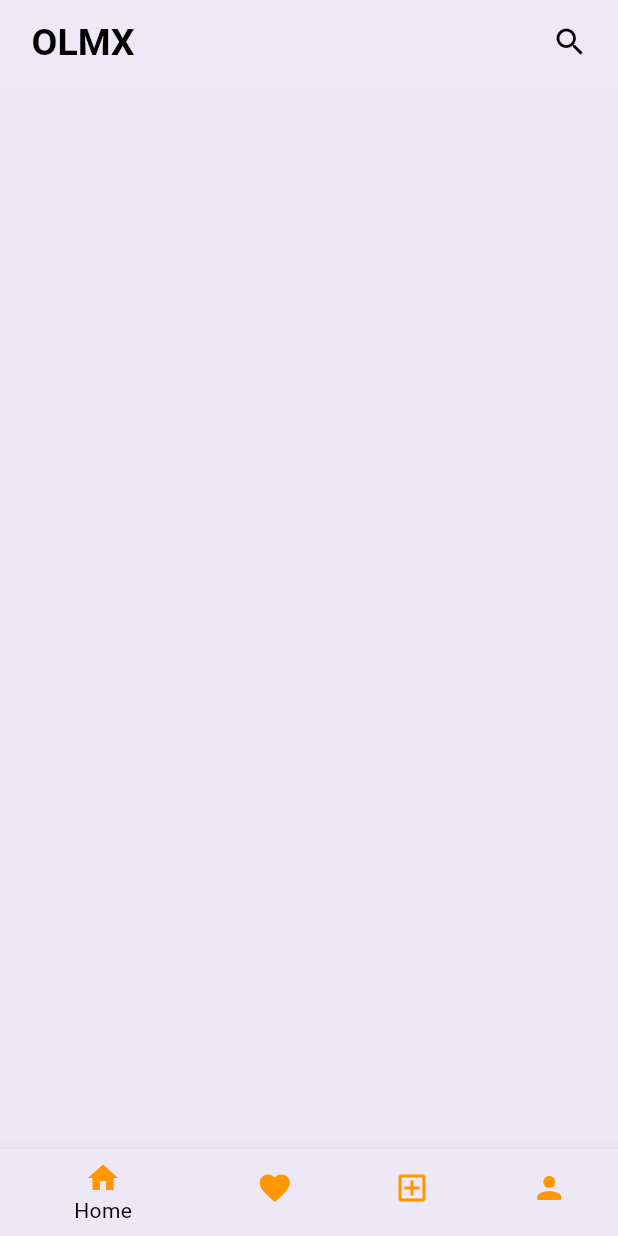
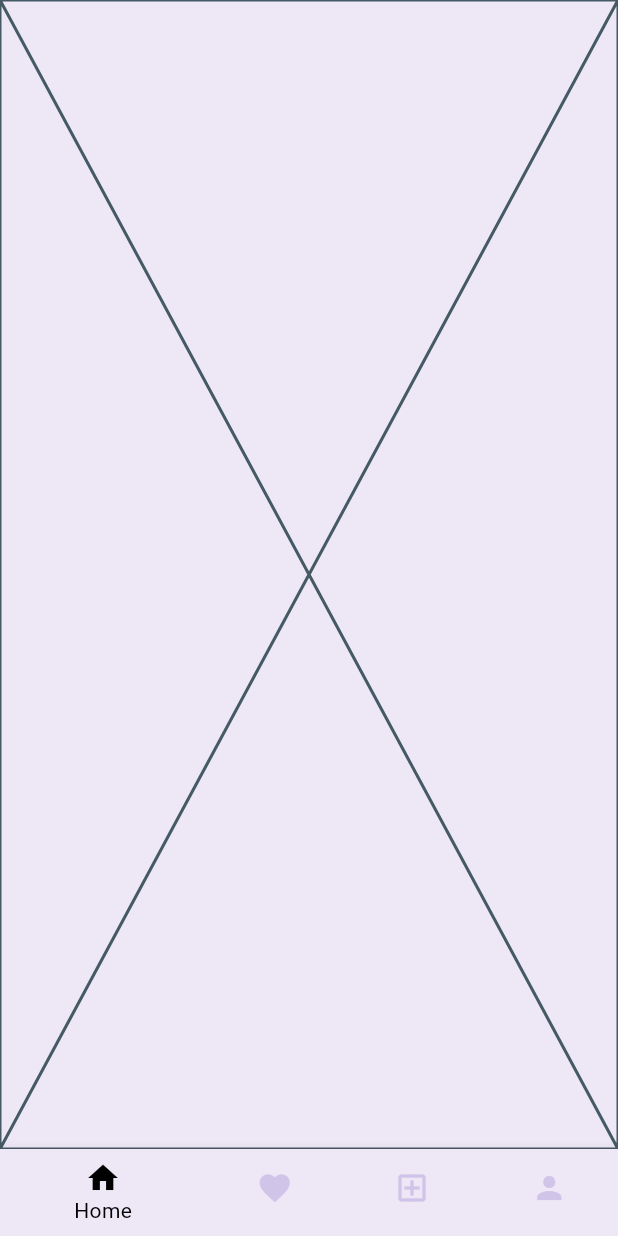
Before and after one commit to dewa0089/olxm_project, a Flutter app: the screen it shows after launch, on a phone screen of 412 x 824 dp. Run offline on Flutter 3.47's test engine with Material 3 defaults, Android fonts, the phone set to English and light mode, and no system bars; our stand-ins replace firebase_core; accounts and stored records are empty.

Commit message:
push perbaikan

```diff
--- a/lib/main.dart
+++ b/lib/main.dart
@@ -1,8 +1,9 @@
 import 'package:flutter/material.dart';
-import 'package:flutter_application_1/screen/favorite_screen.dart';
-import 'package:flutter_application_1/screen/home_screen.dart';
-import 'package:flutter_application_1/screen/profile__screen.dart';
-import 'package:flutter_application_1/screen/sign_in_screen.dart';
+import 'package:olmx_project/screen/favorite_screen.dart';
+import 'package:olmx_project/screen/home_screen.dart';
+import 'package:olmx_project/screen/profile_screen.dart';
+import 'package:olmx_project/screen/sign_in_screen.dart';
+import 'package:olmx_project/screen/sign_up_screen.dart';
 
 void main() {
   runApp(const MyApp());
@@ -38,7 +39,7 @@
       routes: {
         '/homescreen': (context) => const HomeScreen(),
         '/favorite': (context) => FavoriteScreen(),
-        '/signin': (context) => SignUpScreen(),
+        '/signin': (context) => SignInScreen(),
         '/signup': (context) => SignUpScreen(),
       },
     );
@@ -86,21 +87,18 @@
                 BottomNavigationBarItem(
                   icon: Icon(
                     Icons.home,
-                    color: Colors.orange,
                   ),
                   label: 'Home',
                 ),
                 BottomNavigationBarItem(
                   icon: Icon(
                     Icons.favorite,
-                    color: Colors.orange,
                   ),
                   label: 'Favorite',
                 ),
                 BottomNavigationBarItem(
                   icon: Icon(
                     Icons.add_box_outlined,
-                    color: Colors.orange,
                   ),
                   label: 'Posting',
                 ),
@@ -108,7 +106,6 @@
                 BottomNavigationBarItem(
                   icon: Icon(
                     Icons.person,
-                    color: Colors.orange,
                   ),
                   label: 'Profile',
                 )
--- a/lib/screen/favorite_screen.dart
+++ b/lib/screen/favorite_screen.dart
@@ -1,13 +1,13 @@
-import 'package:flutter/widgets.dart';
+import 'package:flutter/material.dart';
 
 class FavoriteScreen extends StatefulWidget {
   const FavoriteScreen({super.key});
 
   @override
-  State<FavoriteScreen> createState() => _MyWidgetState();
+  State<FavoriteScreen> createState() => _FavoriteScreenState();
 }
 
-class _MyWidgetState extends State<FavoriteScreen> {
+class _FavoriteScreenState extends State<FavoriteScreen> {
   @override
   Widget build(BuildContext context) {
     return const Placeholder();
--- a/lib/screen/home_screen.dart
+++ b/lib/screen/home_screen.dart
@@ -1,4 +1,3 @@
-import 'package:flutter/widgets.dart';
 import 'package:flutter/material.dart';
 
 class HomeScreen extends StatefulWidget {
@@ -11,27 +10,6 @@ class HomeScreen extends StatefulWidget {
 class _HomeScreenState extends State<HomeScreen> {
   @override
   Widget build(BuildContext context) {
-    return Scaffold(
-      appBar: AppBar(
-        elevation: 0,
-        backgroundColor: Colors.white10,
-        title: const Padding(
-          padding: EdgeInsets.all(5),
-          child: Text(
-            "OLMX",
-            style: TextStyle(fontWeight: FontWeight.bold, fontSize: 25),
-          ),
-        ),
-        actions: [
-          Padding(
-            padding: EdgeInsets.all(8),
-            child: IconButton(
-              icon: const Icon(Icons.search),
-              onPressed: () {},
-            ),
-          ),
-        ],
-      ),
-    );
+    return const Placeholder();
   }
 }
--- a/lib/screen/posting_screen.dart
+++ b/lib/screen/posting_screen.dart
@@ -1,13 +1,13 @@
-import 'package:flutter/widgets.dart';
+import 'package:flutter/material.dart';
 
 class PostingScreen extends StatefulWidget {
   const PostingScreen({super.key});
 
   @override
-  State<PostingScreen> createState() => _MyWidgetState();
+  State<PostingScreen> createState() => _PostingScreenState();
 }
 
-class _MyWidgetState extends State<PostingScreen> {
+class _PostingScreenState extends State<PostingScreen> {
   @override
   Widget build(BuildContext context) {
     return const Placeholder();
--- a/lib/screen/profile__screen.dart
+++ b/lib/screen/profile_screen.dart
@@ -1,4 +1,4 @@
-import 'package:flutter/widgets.dart';
+import 'package:flutter/material.dart';
 
 class ProfileScreen extends StatefulWidget {
   const ProfileScreen({super.key});
--- a/lib/screen/sign_up_screen.dart
+++ b/lib/screen/sign_up_screen.dart
@@ -1,4 +1,4 @@
-import 'package:flutter/widgets.dart';
+import 'package:flutter/material.dart';
 
 class SignUpScreen extends StatefulWidget {
   const SignUpScreen({super.key});
--- a/pubspec.yaml
+++ b/pubspec.yaml
@@ -1,4 +1,4 @@
-name: flutter_application_1
+name: olmx_project
 description: "A new Flutter project."
 # The following line prevents the package from being accidentally published to
 # pub.dev using `flutter pub publish`. This is preferred for private packages.
```
Also changed, not shown: lib/screen/body_screen.dart (added, +15 -0 lines), lib/screen/detail_screen.dart (added, +15 -0 lines), lib/screen/search_screen.dart (added, +15 -0 lines), lib/screen/sign_in_screen.dart (+5 -5 lines), firebase.json, lib/firebase_options.dart, 18 other files.
